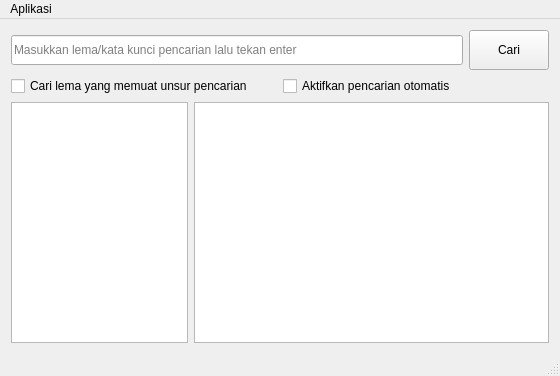
The window that src/mainwindow.ui (bgli/kbbi-qt) describes before a commit, drawn with Qt 5.
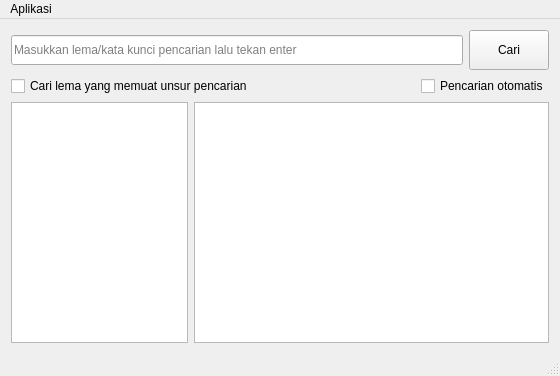
The same window after the commit. Icons and pictures are not drawn.

Commit message: check if keyword is empty & some code changes

The edit to the form file:
```diff
--- a/src/mainwindow.ui
+++ b/src/mainwindow.ui
@@ -66,6 +66,19 @@
           </property>
          </widget>
         </item>
+        <item>
+         <spacer name="horizontalSpacer">
+          <property name="orientation">
+           <enum>Qt::Horizontal</enum>
+          </property>
+          <property name="sizeHint" stdset="0">
+           <size>
+            <width>40</width>
+            <height>20</height>
+           </size>
+          </property>
+         </spacer>
+        </item>
         <item>
          <widget class="QCheckBox" name="checkAutoCari">
           <property name="toolTip">
@@ -75,7 +88,7 @@
            <string/>
           </property>
           <property name="text">
-           <string>Aktifkan pencarian otomatis</string>
+           <string>Pencarian otomatis</string>
           </property>
          </widget>
         </item>
```
Left out of the diff: 23 changed lines with no effect on the pictures. The commit also changes 2 other files.
